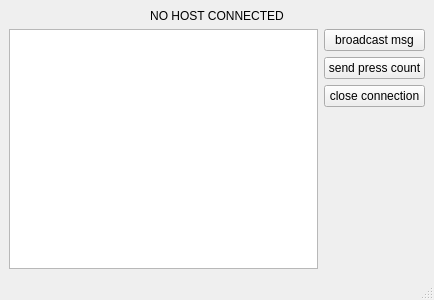
Above: SSLDesktop/SslApp/sslapp.ui from Witek93/qt before the change. Below: the same form after it.
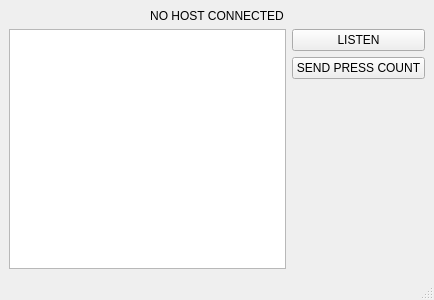
That is the form after the change.

The edit to the form file:
```diff
--- a/SSLDesktop/SslApp/sslapp.ui
+++ b/SSLDesktop/SslApp/sslapp.ui
@@ -43,21 +43,14 @@
             <item>
              <widget class="QPushButton" name="startBrodcastButton">
               <property name="text">
-               <string>broadcast msg</string>
+               <string>LISTEN</string>
               </property>
              </widget>
             </item>
             <item>
              <widget class="QPushButton" name="pressCountButton">
               <property name="text">
-               <string>send press count</string>
-              </property>
-             </widget>
-            </item>
-            <item>
-             <widget class="QPushButton" name="closeConnectionButton">
-              <property name="text">
-               <string>close connection</string>
+               <string>SEND PRESS COUNT</string>
               </property>
              </widget>
             </item>
```
Left out of the diff: 4 changed lines with no effect on the pictures.
